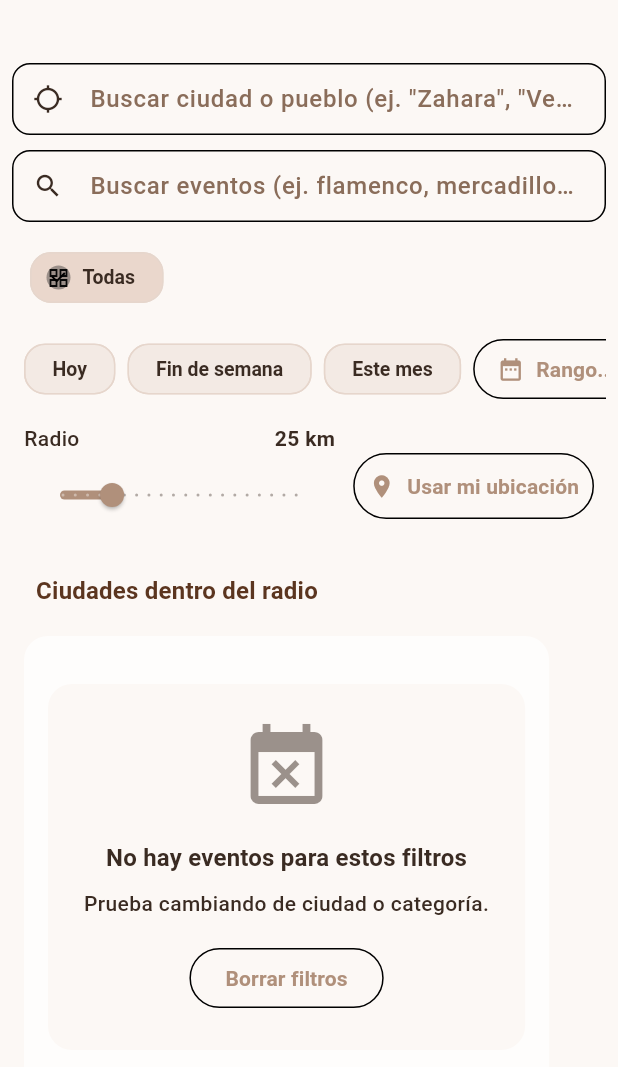
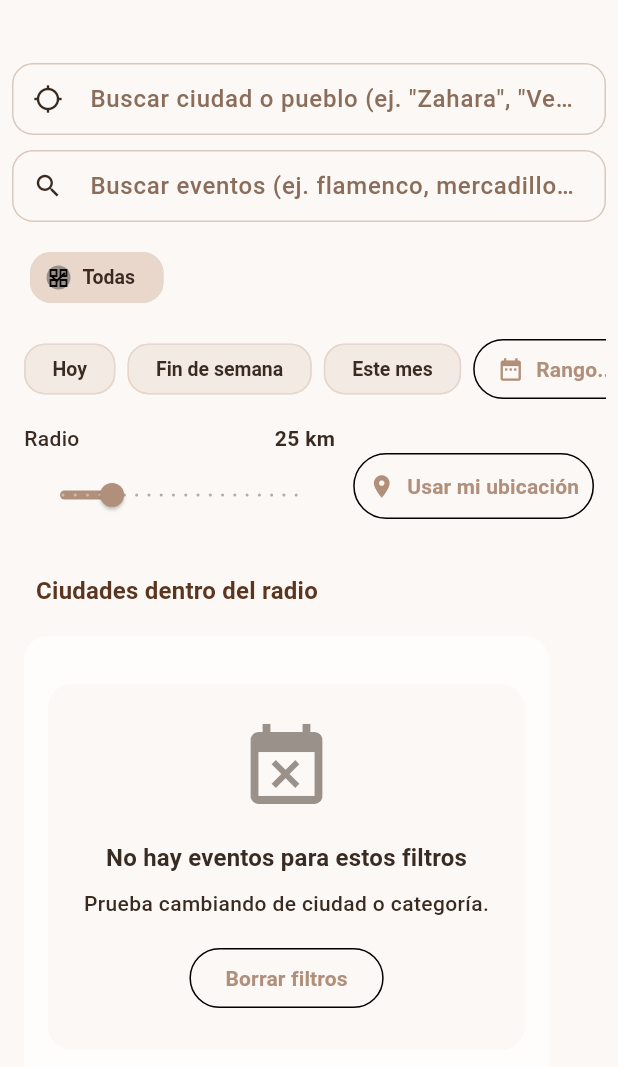
Before and after one commit to perikopico/fiestapp, a Flutter app: the screen it shows after launch, on a phone screen of 412 x 824 dp, the part 63-1130 px from its top. Run offline on Flutter 3.47's test engine with Material 3 defaults, Android fonts, the phone set to English and light mode, and no system bars; our stand-ins replace flutter_dotenv, geolocator, share_plus, shimmer, supabase_flutter; missing offline and left inert: add_2_calendar; accounts and stored records are empty; network calls fail.

Commit message:
style(ui): add enabledBorder to inputDecorationTheme for consistency

```diff
--- a/lib/main.dart
+++ b/lib/main.dart
@@ -102,6 +102,10 @@ class Fiestapp extends StatelessWidget {
             borderRadius: BorderRadius.all(Radius.circular(14)),
             borderSide: BorderSide(color: Color(0xFFD9C8BC)),
           ),
+          enabledBorder: OutlineInputBorder(
+            borderRadius: BorderRadius.all(Radius.circular(14)),
+            borderSide: BorderSide(color: Color(0xFFD9C8BC)),
+          ),
           focusedBorder: OutlineInputBorder(
             borderRadius: BorderRadius.all(Radius.circular(14)),
             borderSide: BorderSide(color: Color(0xFFB0907B), width: 1.6),
```
